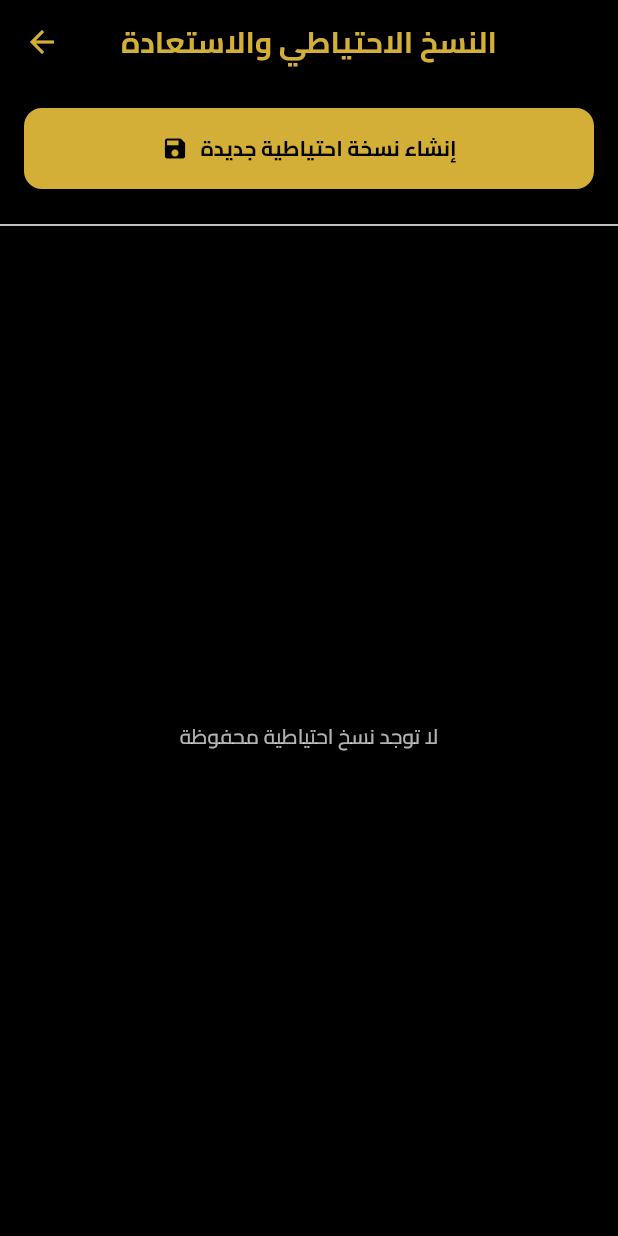
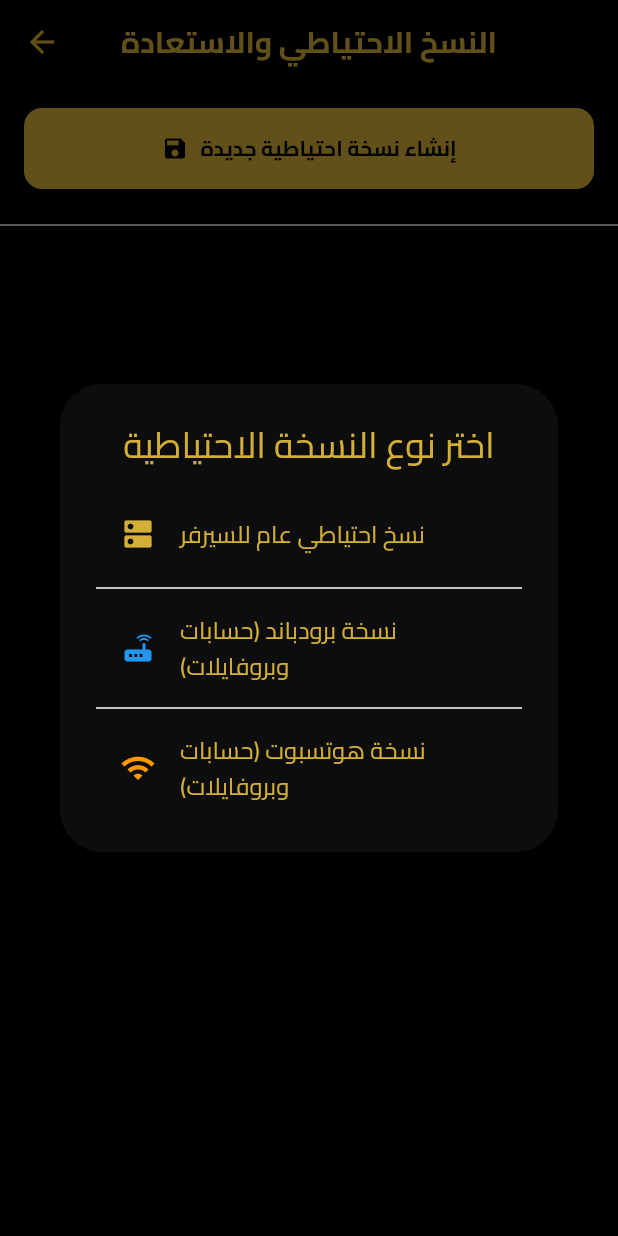
Before and after one commit to hmoodyking888-source/st.manager, a Flutter app: the BackupRestoreScreen screen opened directly with empty values, after a tap on "إنشاء نسخة احتياطية جديدة", on a phone screen of 412 x 824 dp. Run offline on Flutter 3.47's test engine with Material 3 defaults, Android fonts, the phone set to English and light mode, and no system bars; our stand-ins replace cloud_firestore, cross_file, firebase_core, flutter_secure_storage, image_picker, pdf and 1 more; missing offline and left inert: routeros_api; accounts and stored records are empty; statements that could not run were skipped.

Commit message:
Refactor backup and restore functionality
Updated comments and variable names for clarity, changed backup folder name to 'ST_Backup', and improved backup dialog functionality.

```diff
--- a/lib/screens/backup_restore_screen.dart
+++ b/lib/screens/backup_restore_screen.dart
@@ -22,37 +22,41 @@ class _BackupRestoreScreenState extends State<BackupRestoreScreen> {
     _loadLocalBackups();
   }
 
-  // الحصول على مسار المجلد باسم التطبيق على الهاتف
+  // الحصول على مسار مجلد ST_Backup على الهاتف
   Future<String> _getAppDirectory() async {
     Directory? directory;
     if (Platform.isAndroid) {
-      // المحاولة لإنشاء المجلد في الذاكرة الخارجية الرئيسية لتسهيل الوصول إليه
-      directory = Directory('/storage/emulated/0/st_manager');
+      // المحاولة لإنشاء المجلد في الذاكرة الخارجية الرئيسية باسم ST_Backup
+      directory = Directory('/storage/emulated/0/ST_Backup');
       try {
         if (!await directory.exists()) {
           await directory.create(recursive: true);
         }
         return directory.path;
       } catch (e) {
-        // في حال عدم وجود صلاحيات، سيتم استخدام المسار الافتراضي أدناه
+        // في حال عدم وجود صلاحيات الوصول المباشر، سيتم استخدام المسار الآمن
       }
     }
 
     // المسار الافتراضي والآمن في النظام
     directory = await getApplicationDocumentsDirectory();
-    final folder = Directory('${directory.path}/st_manager');
+    final folder = Directory('${directory.path}/ST_Backup');
     if (!await folder.exists()) {
       await folder.create(recursive: true);
     }
     return folder.path;
   }
 
-  // تحميل قائمة النسخ من الهاتف
+  // تحميل قائمة النسخ من مجلد ST_Backup
   Future<void> _loadLocalBackups() async {
     try {
       final path = await _getAppDirectory();
       final folder = Directory(path);
-      final files = folder.listSync().whereType<File>().where((file) => file.path.endsWith('.backup')).toList();
+      final files = folder
+          .listSync()
+          .whereType<File>()
+          .where((file) => file.path.endsWith('.backup'))
+          .toList();
 
       // ترتيب النسخ من الأحدث إلى الأقدم
       files.sort((a, b) => b.lastModifiedSync().compareTo(a.lastModifiedSync()));
@@ -70,33 +74,85 @@ class _BackupRestoreScreenState extends State<BackupRestoreScreen> {
     return '${date.year}-${date.month.toString().padLeft(2, '0')}-${date.day.toString().padLeft(2, '0')} ${date.hour.toString().padLeft(2, '0')}:${date.minute.toString().padLeft(2, '0')}';
   }
 
-  Future<void> _backup() async {
+  // عرض نافذة اختيار نوع النسخة الاحتياطية
+  Future<void> _showBackupTypeDialog() async {
+    if (widget.routerService == null) return;
+
+    showDialog(
+      context: context,
+      builder: (ctx) => AlertDialog(
+        title: const Text('اختر نوع النسخة الاحتياطية', textAlign: TextAlign.center),
+        content: Column(
+          mainAxisSize: MainAxisSize.min,
+          children: [
+            ListTile(
+              leading: const Icon(Icons.dns, color: AppTheme.gold),
+              title: const Text('نسخ احتياطي عام للسيرفر'),
+              onTap: () {
+                Navigator.pop(ctx);
+                _executeBackup('full_backup', 'نسخة عامة');
+              },
+            ),
+            const Divider(),
+            ListTile(
+              leading: const Icon(Icons.router, color: Colors.blue),
+              title: const Text('نسخة برودباند (حسابات وبروفايلات)'),
+              onTap: () {
+                Navigator.pop(ctx);
+                _executeBackup('broadband', 'برودباند');
+              },
+            ),
+            const Divider(),
+            ListTile(
+              leading: const Icon(Icons.wifi, color: Colors.orange),
+              title: const Text('نسخة هوتسبوت (حسابات وبروفايلات)'),
+              onTap: () {
+                Navigator.pop(ctx);
+                _executeBackup('hotspot', 'هوتسبوت');
+              },
+            ),
+          ],
+        ),
+      ),
+    );
+  }
+
+  // تنفيذ عملية إنشاء النسخة الاحتياطية وتخزينها
+  Future<void> _executeBackup(String prefix, String label) async {
     if (widget.routerService == null) return;
     setState(() => _loading = true);
+
     try {
-      // إنشاء اسم فريد للنسخة بناءً على التاريخ والوقت
       final now = DateTime.now();
-      final dateStr = "${now.year}${now.month.toString().padLeft(2,'0')}${now.day.toString().padLeft(2,'0')}_${now.hour}${now.minute}${now.second}";
-      final backupName = 'st_backup_$dateStr';
+      final dateFormatted =
+          "${now.day.toString().padLeft(2, '0')}-${now.month.toString().padLeft(2, '0')}-${now.year}_${now.hour.toString().padLeft(2, '0')}-${now.minute.toString().padLeft(2, '0')}";
+
+      // اسم الملف مثل: broadband_15-09-2026_15-30
+      final backupName = '${prefix}_$dateFormatted';
 
       // أمر إنشاء النسخة على السيرفر
-      await widget.routerService!.sendCommand('system/backup/save', params: {'name': backupName});
+      await widget.routerService!.sendCommand(
+        'system/backup/save',
+        params: {'name': backupName, 'type': prefix},
+      );
 
-      // حفظ ملف النسخة (أو مرجعها) على الهاتف في مجلد التطبيق
+      // حفظ ملف النسخة المرجعي داخل مجلد ST_Backup على الهاتف
       final path = await _getAppDirectory();
       final file = File('$path/$backupName.backup');
-      await file.writeAsString('Backup Date: $now\nThis file represents the backup stored on the server.');
+      await file.writeAsString('Backup Type: $label\nDate: $now\nThis file represents the backup stored on the server.');
 
       await _loadLocalBackups(); // تحديث القائمة
 
       if (mounted) {
         ScaffoldMessenger.of(context).showSnackBar(
-            const SnackBar(content: Text('تم إنشاء النسخة الاحتياطية وحفظها بنجاح')));
+          SnackBar(content: Text('تم إنشاء نسخة ($label) وحفظها بنجاح')),
+        );
       }
     } catch (_) {
       if (mounted) {
-        ScaffoldMessenger.of(context)
-            .showSnackBar(const SnackBar(content: Text('فشل إنشاء النسخة الاحتياطية')));
+        ScaffoldMessenger.of(context).showSnackBar(
+          const SnackBar(content: Text('فشل إنشاء النسخة الاحتياطية')),
+        );
       }
     } finally {
       setState(() => _loading = false);
@@ -113,12 +169,14 @@ class _BackupRestoreScreenState extends State<BackupRestoreScreen> {
 
       if (mounted) {
         ScaffoldMessenger.of(context).showSnackBar(
-            const SnackBar(content: Text('تمت الاستعادة بنجاح (سيتم إعادة تشغيل السيرفر)')));
+          const SnackBar(content: Text('تمت الاستعادة بنجاح (سيتم إعادة تشغيل السيرفر)')),
+        );
       }
     } catch (_) {
       if (mounted) {
-        ScaffoldMessenger.of(context)
-            .showSnackBar(const SnackBar(content: Text('فشل الاستعادة')));
+        ScaffoldMessenger.of(context).showSnackBar(
+          const SnackBar(content: Text('فشل الاستعادة')),
+        );
       }
     } finally {
       setState(() => _loading = false);
@@ -165,12 +223,14 @@ class _BackupRestoreScreenState extends State<BackupRestoreScreen> {
 
         if (mounted) {
           ScaffoldMessenger.of(context).showSnackBar(
-              const SnackBar(content: Text('تم حذف النسخة بنجاح')));
+            const SnackBar(content: Text('تم حذف النسخة بنجاح')),
+          );
         }
       } catch (_) {
         if (mounted) {
           ScaffoldMessenger.of(context).showSnackBar(
-              const SnackBar(content: Text('فشل الحذف')));
+            const SnackBar(content: Text('فشل الحذف')),
+          );
         }
       } finally {
         setState(() => _loading = false);
@@ -184,7 +244,9 @@ class _BackupRestoreScreenState extends State<BackupRestoreScreen> {
       context: context,
       builder: (ctx) => AlertDialog(
         title: const Text('تأكيد الاسترجاع'),
-        content: const Text('هل أنت متأكد من استرجاع هذه النسخة؟ سيتم استبدال الإعدادات الحالية وسيعاد تشغيل السيرفر.'),
+        content: const Text(
+          'هل أنت متأكد من استرجاع هذه النسخة؟ سيتم استبدال الإعدادات الحالية وسيعاد تشغيل السيرفر.',
+        ),
         actions: [
           TextButton(
             onPressed: () => Navigator.pop(ctx, false),
@@ -213,7 +275,7 @@ class _BackupRestoreScreenState extends State<BackupRestoreScreen> {
           Padding(
             padding: const EdgeInsets.all(16.0),
             child: ElevatedButton.icon(
-              onPressed: _loading ? null : _backup,
+              onPressed: _loading ? null : _showBackupTypeDialog,
               icon: const Icon(Icons.save),
               label: const Text('إنشاء نسخة احتياطية جديدة'),
               style: ElevatedButton.styleFrom(
@@ -243,7 +305,10 @@ class _BackupRestoreScreenState extends State<BackupRestoreScreen> {
                         margin: const EdgeInsets.symmetric(horizontal: 16, vertical: 8),
                         child: ListTile(
                           leading: const Icon(Icons.backup, color: AppTheme.gold),
-                          title: Text(fileName, style: const TextStyle(fontWeight: FontWeight.bold)),
+                          title: Text(
+                            fileName,
+                            style: const TextStyle(fontWeight: FontWeight.bold),
+                          ),
                           subtitle: Text(_formatDate(fileDate)),
                           trailing: Row(
                             mainAxisSize: MainAxisSize.min,
```
